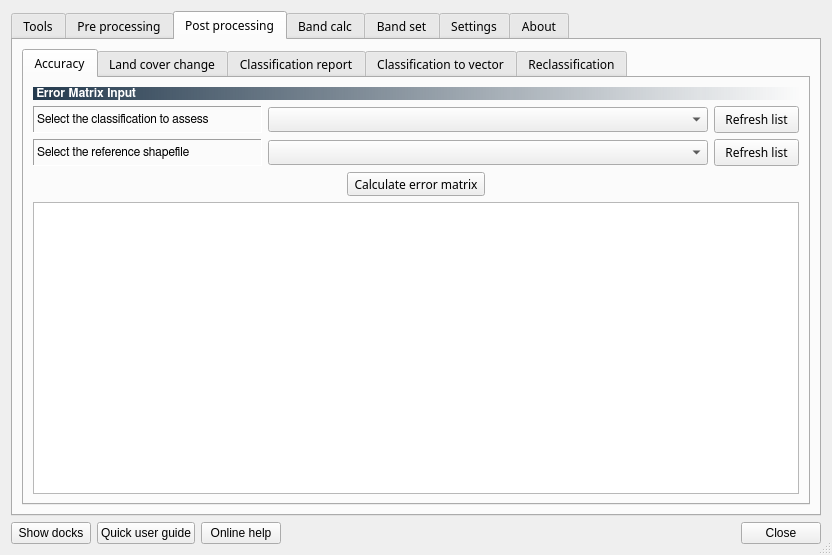
Above: ui/ui_semiautomaticclassificationplugin.ui from semiautomaticgit/SemiAutomaticClassificationPlugin before the change. Below: the same form after it.
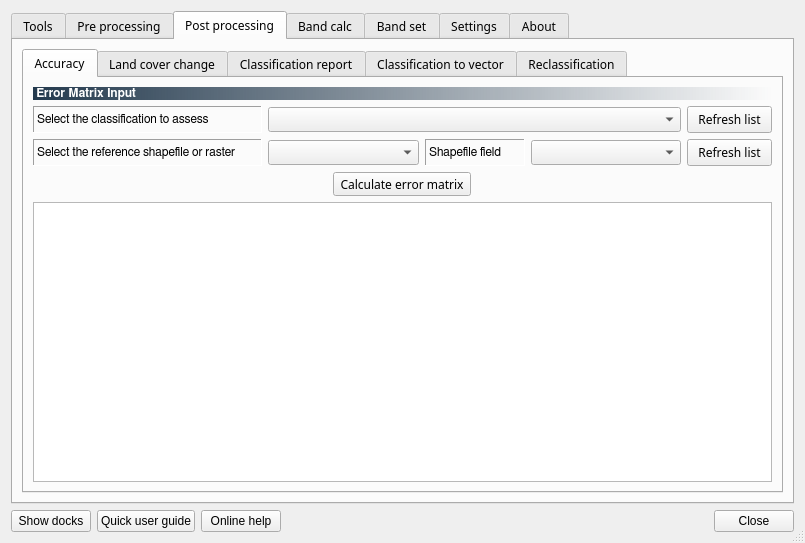
That is the form after the change. The open tabs and pages were chosen to show the change. Icons and pictures are not drawn.

Patch:
```diff
--- a/ui/ui_semiautomaticclassificationplugin.ui
+++ b/ui/ui_semiautomaticclassificationplugin.ui
@@ -9,8 +9,8 @@
    <rect>
     <x>0</x>
     <y>0</y>
-    <width>832</width>
-    <height>555</height>
+    <width>805</width>
+    <height>542</height>
    </rect>
   </property>
   <property name="sizePolicy">
@@ -3594,20 +3594,32 @@
           <layout class="QGridLayout" name="gridLayout_34">
            <item row="0" column="0">
             <layout class="QGridLayout" name="gridLayout_33">
-             <item row="2" column="1">
-              <widget class="QComboBox" name="classification_name_combo">
+             <item row="4" column="3">
+              <widget class="QComboBox" name="class_field_comboBox">
                <property name="sizePolicy">
-                <sizepolicy hsizetype="Preferred" vsizetype="Fixed">
+                <sizepolicy hsizetype="MinimumExpanding" vsizetype="Fixed">
                  <horstretch>1</horstretch>
                  <verstretch>0</verstretch>
                 </sizepolicy>
                </property>
+               <property name="minimumSize">
+                <size>
+                 <width>50</width>
+                 <height>0</height>
+                </size>
+               </property>
+               <property name="maximumSize">
+                <size>
+                 <width>200</width>
+                 <height>16777215</height>
+                </size>
+               </property>
                <property name="toolTip">
                 <string>&lt;html&gt;&lt;head/&gt;&lt;body&gt;&lt;p&gt;Select the classification to assess&lt;/p&gt;&lt;/body&gt;&lt;/html&gt;</string>
                </property>
               </widget>
              </item>
-             <item row="4" column="2">
+             <item row="4" column="4">
               <widget class="QPushButton" name="buttonReload_shape_4">
                <property name="sizePolicy">
                 <sizepolicy hsizetype="Maximum" vsizetype="Fixed">
@@ -3648,7 +3660,7 @@
                </property>
               </widget>
              </item>
-             <item row="2" column="2">
+             <item row="2" column="4">
               <widget class="QPushButton" name="toolButton_reload_4">
                <property name="sizePolicy">
                 <sizepolicy hsizetype="Maximum" vsizetype="Fixed">
@@ -3711,7 +3723,7 @@
                </property>
               </widget>
              </item>
-             <item row="0" column="0" colspan="3">
+             <item row="0" column="0" colspan="5">
               <widget class="QLabel" name="label_35">
                <property name="sizePolicy">
                 <sizepolicy hsizetype="Expanding" vsizetype="Preferred">
@@ -3756,7 +3768,61 @@
                 <enum>QFrame::Sunken</enum>
                </property>
                <property name="text">
-                <string>Select the reference shapefile</string>
+                <string>Select the reference shapefile or raster</string>
+               </property>
+               <property name="alignment">
+                <set>Qt::AlignLeading|Qt::AlignLeft|Qt::AlignVCenter</set>
+               </property>
+              </widget>
+             </item>
+             <item row="2" column="1" colspan="3">
+              <widget class="QComboBox" name="classification_name_combo">
+               <property name="sizePolicy">
+                <sizepolicy hsizetype="Preferred" vsizetype="Fixed">
+                 <horstretch>1</horstretch>
+                 <verstretch>0</verstretch>
+                </sizepolicy>
+               </property>
+               <property name="toolTip">
+                <string>&lt;html&gt;&lt;head/&gt;&lt;body&gt;&lt;p&gt;Select the classification to assess&lt;/p&gt;&lt;/body&gt;&lt;/html&gt;</string>
+               </property>
+              </widget>
+             </item>
+             <item row="4" column="2">
+              <widget class="QLabel" name="label_82">
+               <property name="sizePolicy">
+                <sizepolicy hsizetype="MinimumExpanding" vsizetype="Preferred">
+                 <horstretch>0</horstretch>
+                 <verstretch>0</verstretch>
+                </sizepolicy>
+               </property>
+               <property name="minimumSize">
+                <size>
+                 <width>6</width>
+                 <height>0</height>
+                </size>
+               </property>
+               <property name="maximumSize">
+                <size>
+                 <width>100</width>
+                 <height>200</height>
+                </size>
+               </property>
+               <property name="font">
+                <font>
+                 <family>FreeSans</family>
+                 <weight>50</weight>
+                 <bold>false</bold>
+                </font>
+               </property>
+               <property name="frameShape">
+                <enum>QFrame::Panel</enum>
+               </property>
+               <property name="frameShadow">
+                <enum>QFrame::Sunken</enum>
+               </property>
+               <property name="text">
+                <string>Shapefile field</string>
                </property>
                <property name="alignment">
                 <set>Qt::AlignLeading|Qt::AlignLeft|Qt::AlignVCenter</set>
@@ -3780,6 +3846,13 @@
                <property name="lineWrapMode">
                 <enum>QTextEdit::NoWrap</enum>
                </property>
+               <property name="html">
+                <string>&lt;!DOCTYPE HTML PUBLIC &quot;-//W3C//DTD HTML 4.0//EN&quot; &quot;http://www.w3.org/TR/REC-html40/strict.dtd&quot;&gt;
+&lt;html&gt;&lt;head&gt;&lt;meta name=&quot;qrichtext&quot; content=&quot;1&quot; /&gt;&lt;style type=&quot;text/css&quot;&gt;
+p, li { white-space: pre-wrap; }
+&lt;/style&gt;&lt;/head&gt;&lt;body style=&quot; font-family:'Courier 10 Pitch'; font-size:9pt; font-weight:400; font-style:normal;&quot;&gt;
+&lt;p style=&quot;-qt-paragraph-type:empty; margin-top:0px; margin-bottom:0px; margin-left:0px; margin-right:0px; -qt-block-indent:0; text-indent:0px;&quot;&gt;&lt;br /&gt;&lt;/p&gt;&lt;/body&gt;&lt;/html&gt;</string>
+               </property>
                <property name="tabStopWidth">
                 <number>120</number>
                </property>
```
Left out of the diff: 222 changed lines with no effect on the pictures.
